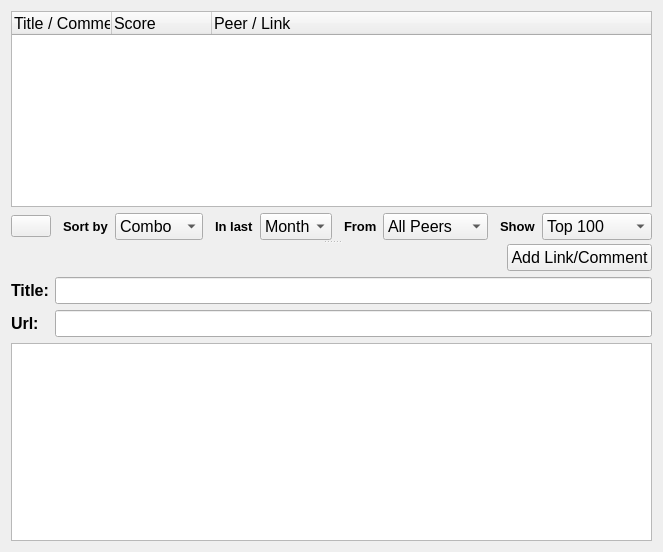
Qt form retroshare-gui/src/gui/LinksDialog.ui (RetroShare/RetroShare) before a commit.
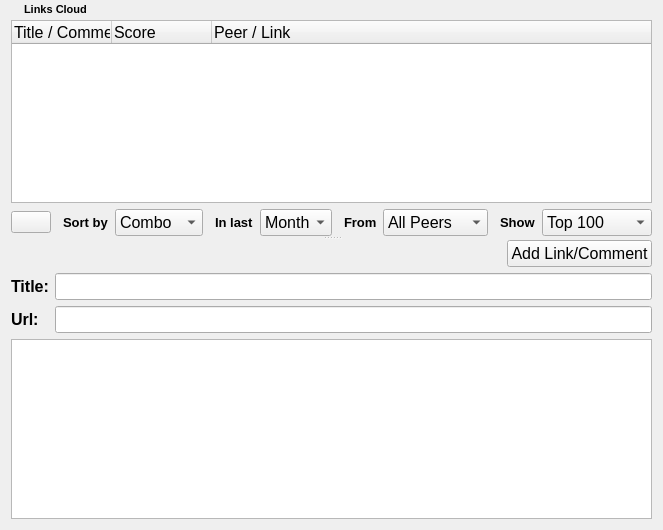
The same form after that commit. Icons and pictures are not drawn.

Commit message: removed tabwidget fixed some layouts

```diff
--- a/retroshare-gui/src/gui/LinksDialog.ui
+++ b/retroshare-gui/src/gui/LinksDialog.ui
@@ -6,19 +6,61 @@
     <x>0</x>
     <y>0</y>
     <width>633</width>
-    <height>552</height>
+    <height>530</height>
    </rect>
   </property>
   <property name="windowTitle" >
    <string>Form</string>
   </property>
   <layout class="QGridLayout" >
+   <property name="topMargin" >
+    <number>0</number>
+   </property>
+   <property name="horizontalSpacing" >
+    <number>6</number>
+   </property>
+   <property name="verticalSpacing" >
+    <number>0</number>
+   </property>
    <item row="0" column="0" >
+    <widget class="QLabel" name="linksiconlabel" >
+     <property name="text" >
+      <string/>
+     </property>
+     <property name="pixmap" >
+      <pixmap resource="images.qrc" >:/images/hi16-app-ktorrent.png</pixmap>
+     </property>
+    </widget>
+   </item>
+   <item row="0" column="1" >
+    <widget class="QLabel" name="label_4" >
+     <property name="text" >
+      <string>&lt;html>&lt;head>&lt;meta name="qrichtext" content="1" />&lt;style type="text/css">
+p, li { white-space: pre-wrap; }
+&lt;/style>&lt;/head>&lt;body style=" font-family:'MS Shell Dlg 2'; font-size:8.25pt; font-weight:400; font-style:normal;">
+&lt;p style=" margin-top:0px; margin-bottom:0px; margin-left:0px; margin-right:0px; -qt-block-indent:0; text-indent:0px; font-size:8pt;">&lt;span style=" font-weight:600;">Links Cloud&lt;/span>&lt;/p>&lt;/body>&lt;/html></string>
+     </property>
+    </widget>
+   </item>
+   <item row="0" column="2" >
+    <spacer>
+     <property name="orientation" >
+      <enum>Qt::Horizontal</enum>
+     </property>
+     <property name="sizeHint" >
+      <size>
+       <width>461</width>
+       <height>20</height>
+      </size>
+     </property>
+    </spacer>
+   </item>
+   <item row="1" column="0" colspan="3" >
     <widget class="QSplitter" name="msgSplitter" >
      <property name="orientation" >
       <enum>Qt::Vertical</enum>
      </property>
-     <widget class="QWidget" name="" >
+     <widget class="QWidget" name="layoutWidget" >
       <layout class="QGridLayout" >
        <item row="0" column="0" colspan="13" >
         <widget class="QTreeWidget" name="linkTreeWidget" >
@@ -273,7 +315,7 @@
        </item>
       </layout>
      </widget>
-     <widget class="QWidget" name="" >
+     <widget class="QWidget" name="layoutWidget" >
       <layout class="QVBoxLayout" >
        <item>
         <layout class="QHBoxLayout" >
```
The commit also changes 16 other files.
